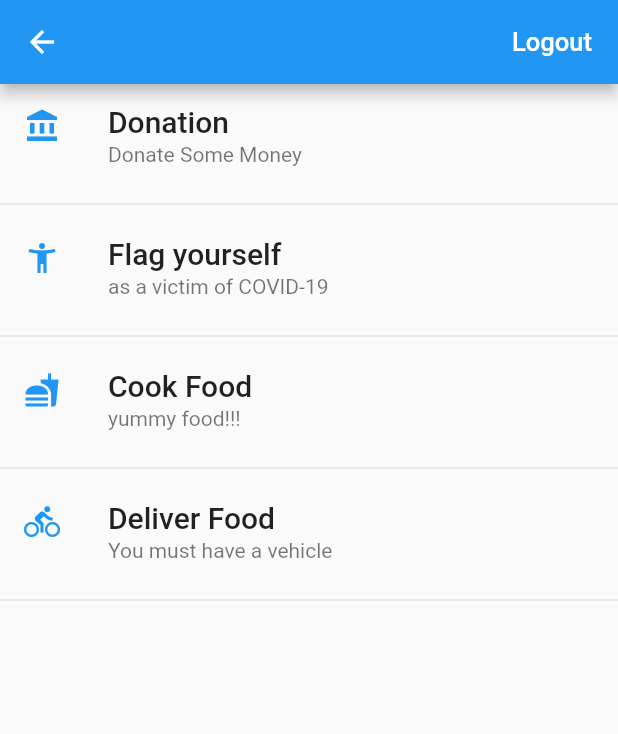
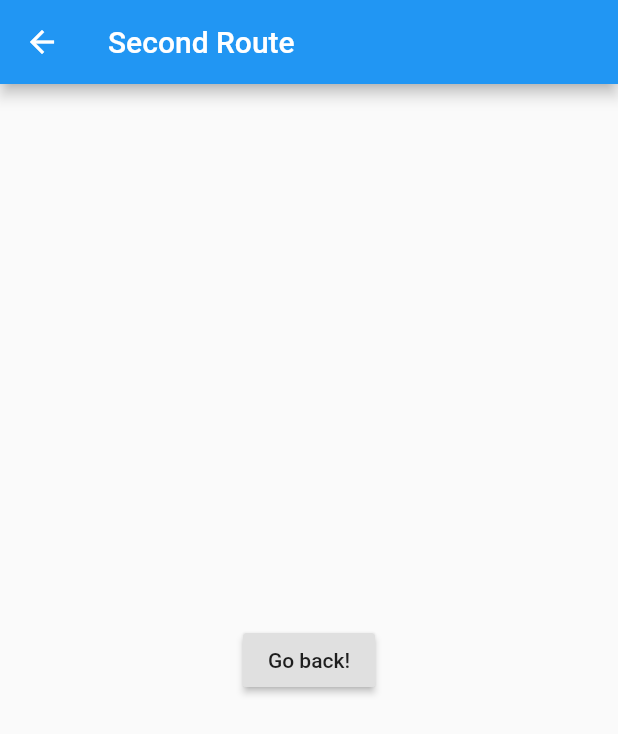
Before and after one commit to amanagr/volunteer_registration, a Flutter app: the HomePage screen opened directly, after a tap on "Donation", on a phone screen of 412 x 824 dp. Shown: the top 734 px of the screen. Run offline on Flutter 3.47's test engine with Material 2 defaults, Android fonts, the phone set to English and light mode, and no system bars; our stand-ins replace firebase_auth; accounts and stored records are empty.

Commit message:
DonationView: Add new Donation view to show when tapped.

```diff
--- a/lib/home_page.dart
+++ b/lib/home_page.dart
@@ -1,4 +1,5 @@
 import 'package:flutter/material.dart';
+import 'views/donation_view.dart';
 import 'auth.dart';
 
 class HomePage extends StatelessWidget {
@@ -37,18 +38,32 @@ class HomePage extends StatelessWidget {
 
   Widget _buildList() => ListView(
     children: [
-      _tile('Donation', 'Donate Some Money', Icons.account_balance),
+      Tile(title: 'Donation', subtitle: 'Donate Some Money', icon: Icons.account_balance),
       Divider(),
-      _tile('Flag yourself', 'as a victim of COVID-19', Icons.accessibility_new),
+      Tile(title: 'Flag yourself', subtitle:  'as a victim of COVID-19', icon: Icons.accessibility_new),
       Divider(),
-      _tile('Cook Food', 'yummy food!!!', Icons.fastfood),
+      Tile(title: 'Cook Food', subtitle:  'yummy food!!!', icon: Icons.fastfood),
       Divider(),
-      _tile('Deliver Food', 'You must have a vehicle', Icons.directions_bike),
+      Tile(title: 'Deliver Food', subtitle:  'You must have a vehicle',icon:  Icons.directions_bike),
       Divider(),
     ],
   );
 
-  ListTile _tile(String title, String subtitle, IconData icon) => ListTile(
+
+}
+
+class Tile extends StatelessWidget{
+  const Tile({this.title, this.subtitle, this.icon});
+
+  final String title;
+  final String subtitle;
+  final IconData icon;
+
+
+  @override
+  Widget build(BuildContext context) {
+
+    return ListTile(
       title: Text(title,
           style: TextStyle(
             fontWeight: FontWeight.w500,
@@ -60,8 +75,11 @@ class HomePage extends StatelessWidget {
         color: Colors.blue[500],
       ),
       onTap: () {
-
+        Navigator.push(
+          context,
+          MaterialPageRoute(builder: (context) => DonationView()),
+        );
       },
     );
-
   }
+}
--- a/lib/views/donation_view.dart
+++ b/lib/views/donation_view.dart
@@ -0,0 +1,20 @@
+import 'package:flutter/material.dart';
+
+class DonationView extends StatelessWidget {
+  @override
+  Widget build(BuildContext context) {
+    return Scaffold(
+      appBar: AppBar(
+        title: Text("Second Route"),
+      ),
+      body: Center(
+        child: RaisedButton(
+          onPressed: () {
+            Navigator.pop(context);
+          },
+          child: Text('Go back!'),
+        ),
+      ),
+    );
+  }
+}
```
Lines whose indentation alone changed are shown as unchanged.
